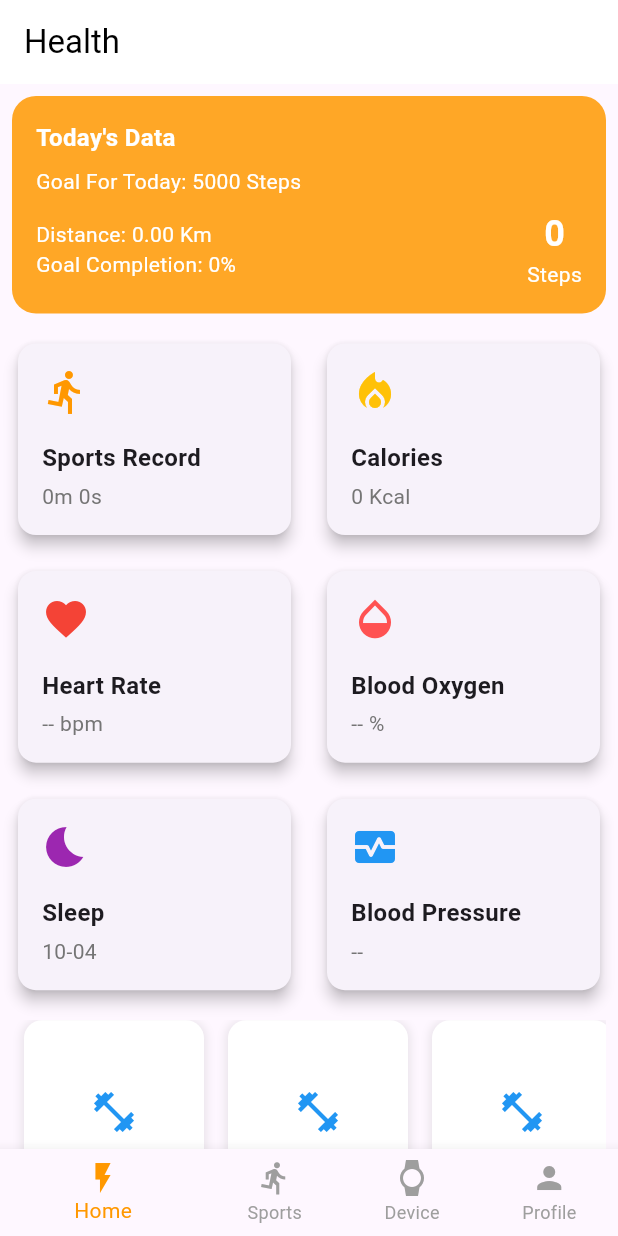
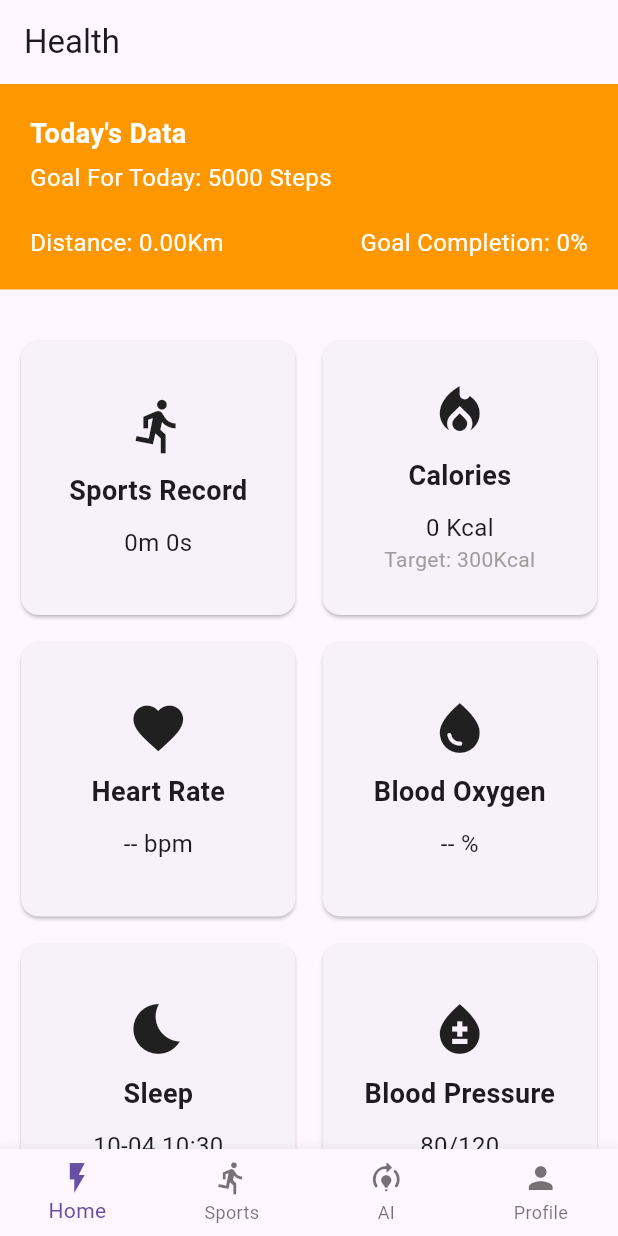
Before and after one commit to Prashanna0013/boom, a Flutter app: the screen it shows after launch, on a phone screen of 412 x 824 dp. Run offline on Flutter 3.47's test engine with Material 3 defaults, Android fonts, the light colour scheme and no system bars.

Commit message:
first commit

```diff
--- a/lib/main.dart
+++ b/lib/main.dart
@@ -1,141 +1,53 @@
 import 'package:flutter/material.dart';
+import 'package:intl/intl.dart';
+import 'package:smartme/devicepage.dart';
+import 'package:smartme/profilepage.dart';
+import 'package:smartme/sportspage.dart'; // Import the intl package for date formatting
 
 void main() {
-  runApp(HealthDashboard());
+  runApp(MyApp());
 }
 
-class HealthDashboard extends StatelessWidget {
+class MyApp extends StatelessWidget {
   @override
   Widget build(BuildContext context) {
-    return MaterialApp(
-      debugShowCheckedModeBanner: false,
-      title: 'Health Dashboard',
-      theme: ThemeData(
-        primarySwatch: Colors.orange,
-      ),
-      home: Scaffold(
+    return MaterialApp(debugShowCheckedModeBanner: false, home: HomePage());
+  }
+}
+
+class HomePage extends StatefulWidget {
+  const HomePage({super.key});
+
+  @override
+  State<HomePage> createState() => _HomePageState();
+}
+
+class _HomePageState extends State<HomePage> {
+  int _currentIndex = 0;
+
+  // List of pages including the ProfilePage
+  final List<Widget> _pages = [
+    HealthDashboard(),
+    SportsPage(),
+    DevicePage(),
+    ProfilePage(), // Navigate to the ProfilePage
+  ];
+  @override
+  Widget build(BuildContext context) {
+    return Scaffold(
       appBar: AppBar(
         title: Text('Health'),
-          backgroundColor: Colors.white,
-          foregroundColor: Colors.black,
-          elevation: 0,
       ),
-        body: SingleChildScrollView(
-          child: Padding(
-            padding: const EdgeInsets.all(8.0),
-            child: Column(
-              children: [
-                // Today's Data Card
-                Container(
-                  padding: EdgeInsets.all(16.0),
-                  decoration: BoxDecoration(
-                    color: Colors.orange[400],
-                    borderRadius: BorderRadius.circular(16.0),
-                  ),
-                  child: Column(
-                    crossAxisAlignment: CrossAxisAlignment.start,
-                    children: [
-                      Text(
-                        "Today's Data",
-                        style: TextStyle(
-                          color: Colors.white,
-                          fontSize: 16,
-                          fontWeight: FontWeight.bold,
-                        ),
-                      ),
-                      SizedBox(height: 8.0),
-                      Text(
-                        'Goal For Today: 5000 Steps',
-                        style: TextStyle(
-                          color: Colors.white,
-                          fontSize: 14,
-                        ),
-                      ),
-                      SizedBox(height: 8.0),
-                      Row(
-                        mainAxisAlignment: MainAxisAlignment.spaceBetween,
-                        children: [
-                          Text(
-                            'Distance: 0.00 Km\nGoal Completion: 0%',
-                            style: TextStyle(
-                              color: Colors.white,
-                              fontSize: 14,
-                            ),
-                          ),
-                          Column(
-                            children: [
-                              Text(
-                                '0',
-                                style: TextStyle(
-                                  color: Colors.white,
-                                  fontSize: 24,
-                                  fontWeight: FontWeight.bold,
-                                ),
-                              ),
-                              Text(
-                                'Steps',
-                                style: TextStyle(
-                                  color: Colors.white,
-                                  fontSize: 14,
-                                ),
-                              ),
-                            ],
-                          ),
-                        ],
-                      ),
-                    ],
-                  ),
-                ),
-                SizedBox(height: 16.0),
-
-                // Grid section with tappable items
-                GridView.builder(
-                  shrinkWrap: true,
-                  physics: NeverScrollableScrollPhysics(),
-                  gridDelegate: SliverGridDelegateWithFixedCrossAxisCount(
-                    crossAxisCount: 2,
-                    childAspectRatio: 1.4,
-                    crossAxisSpacing: 16.0,
-                    mainAxisSpacing: 16.0,
-                  ),
-                  itemCount: 6,
-                  itemBuilder: (context, index) {
-                    return GestureDetector(
-                      onTap: () {
-                        // Action for each grid button
-                        print('Tapped on: $index');
+      body: _pages[_currentIndex], // Display the selected page
+      bottomNavigationBar: BottomNavigationBar(
+        type: BottomNavigationBarType.fixed,
+        currentIndex: _currentIndex,
+        onTap: (index) {
+          setState(() {
+            _currentIndex = index;
+          });
         },
-                      child: _buildGridCard(
-                        _getGridTitle(index),
-                        _getGridValue(index),
-                        _getGridIcon(index),
-                        _getGridColor(index),
-                      ),
-                    );
-                  },
-                ),
-                SizedBox(height: 16.0),
-
-                // Horizontal Exercise Suggestions Section
-                Container(
-                  height: 150.0,
-                  child: ListView.builder(
-                    scrollDirection: Axis.horizontal,
-                    itemCount: 5, // Number of exercise suggestions
-                    itemBuilder: (context, index) {
-                      return _buildExerciseSuggestionCard(
-                        'Exercise $index',
-                        Icons.fitness_center,
-                      );
-                    },
-                  ),
-                ),
-              ],
-            ),
-          ),
-        ),
-        bottomNavigationBar: BottomNavigationBar(
-          items: const <BottomNavigationBarItem>[
+        items: [
           BottomNavigationBarItem(
             icon: Icon(Icons.flash_on),
             label: 'Home',
@@ -145,168 +57,169 @@ class HealthDashboard extends StatelessWidget {
             label: 'Sports',
           ),
           BottomNavigationBarItem(
-              icon: Icon(Icons.watch),
-              label: 'Device',
+            icon: Icon(Icons.model_training_rounded),
+            label: 'AI',
           ),
           BottomNavigationBarItem(
             icon: Icon(Icons.person),
             label: 'Profile',
           ),
         ],
-          selectedItemColor: Colors.orange,
-          unselectedItemColor: Colors.grey,
-          showUnselectedLabels: true,
+      ),
+    );
+  }
+}
+
+class HealthDashboard extends StatelessWidget {
+  final List<Map<String, dynamic>> healthData = [
+    {
+      'icon': Icons.directions_run,
+      'title': 'Sports Record',
+      'data': '0m 0s',
+    },
+    {
+      'icon': Icons.local_fire_department,
+      'title': 'Calories',
+      'data': '0 Kcal',
+      'target': 'Target: 300Kcal',
+    },
+    {
+      'icon': Icons.favorite,
+      'title': 'Heart Rate',
+      'data': '-- bpm',
+      'chartData': [
+        50,
+        60,
+        70,
+        80,
+        90,
+        80,
+        70,
+        60,
+        50,
+        60,
+        70,
+        80
+      ], // Sample chart data
+    },
+    {
+      'icon': Icons.water_drop,
+      'title': 'Blood Oxygen',
+      'data': '-- %',
+    },
+    {
+      'icon': Icons.bedtime,
+      'title': 'Sleep',
+      'data': DateFormat('MM-dd HH:mm')
+          .format(DateTime.now()), // Current date and time
+    },
+    {
+      'icon': Icons.bloodtype,
+      'title': 'Blood Pressure',
+      'data': '80/120',
+    },
+  ];
+
+  @override
+  Widget build(BuildContext context) {
+    return Column(
+      children: [
+        Container(
+          padding: EdgeInsets.all(20),
+          color: Colors.orange,
+          child: Column(
+            crossAxisAlignment: CrossAxisAlignment.start,
+            children: [
+              Text(
+                "Today's Data",
+                style: TextStyle(
+                  fontSize: 18,
+                  fontWeight: FontWeight.bold,
+                  color: Colors.white,
+                ),
+              ),
+              SizedBox(height: 5),
+              Text(
+                "Goal For Today: 5000 Steps",
+                style: TextStyle(
+                  fontSize: 16,
+                  color: Colors.white,
+                ),
+              ),
+              SizedBox(height: 20),
+              Row(
+                mainAxisAlignment: MainAxisAlignment.spaceBetween,
+                children: [
+                  Text(
+                    "Distance: 0.00Km",
+                    style: TextStyle(
+                      fontSize: 16,
+                      color: Colors.white,
+                    ),
+                  ),
+                  Text(
+                    "Goal Completion: 0%",
+                    style: TextStyle(
+                      fontSize: 16,
+                      color: Colors.white,
+                    ),
+                  ),
+                ],
+              ),
+            ],
+          ),
+        ),
+        SizedBox(height: 20),
+        Expanded(
+          child: GridView.builder(
+            padding: EdgeInsets.all(10),
+            gridDelegate: SliverGridDelegateWithFixedCrossAxisCount(
+              crossAxisCount: 2, // Number of columns
+              crossAxisSpacing: 10,
+              mainAxisSpacing: 10,
+            ),
+            itemCount: healthData.length,
+            itemBuilder: (context, index) {
+              return buildHealthCard(healthData[index]);
+            },
+          ),
+        ),
+      ],
+    );
+  }
+
+  Widget buildHealthCard(Map<String, dynamic> data) {
+    return Card(
+      child: InkWell(
+        onTap: () {}, // Empty onPressed function
+        child: Padding(
+          padding: const EdgeInsets.all(20.0),
+          child: Column(
+            mainAxisAlignment: MainAxisAlignment.center,
+            children: [
+              Icon(
+                data['icon'],
+                size: 40,
+              ),
+              SizedBox(height: 10),
+              Text(
+                data['title'],
+                style: TextStyle(fontSize: 18, fontWeight: FontWeight.bold),
+              ),
+              SizedBox(height: 10),
+              Text(
+                data['data'],
+                style: TextStyle(fontSize: 16),
+              ),
+              if (data['target'] != null)
+                Text(
+                  data['target'],
+                  style: TextStyle(fontSize: 14, color: Colors.grey),
+                ),
+            ],
+          ),
         ),
       ),
     );
   }
-
-  // Helper method to build each card in the grid view
-  Widget _buildGridCard(
-      String title, String value, IconData icon, Color color) {
-    return Card(
-      shape: RoundedRectangleBorder(borderRadius: BorderRadius.circular(12)),
-      elevation: 4,
-      child: Padding(
-        padding: const EdgeInsets.all(16.0),
-        child: Column(
-          crossAxisAlignment: CrossAxisAlignment.start,
-          children: [
-            Icon(icon, color: color, size: 32.0),
-            Spacer(),
-            Text(
-              title,
-              style: TextStyle(
-                fontWeight: FontWeight.bold,
-                fontSize: 16,
-              ),
-            ),
-            SizedBox(height: 4.0),
-            Text(
-              value,
-              style: TextStyle(
-                fontSize: 14,
-                color: Colors.grey[600],
-              ),
-            ),
-          ],
-        ),
-      ),
-    );
 }
-
-  // Helper method to build exercise suggestion cards
-  Widget _buildExerciseSuggestionCard(String exerciseName, IconData icon) {
-    return Container(
-      width: 120.0,
-      margin: EdgeInsets.symmetric(horizontal: 8.0),
-      decoration: BoxDecoration(
-        color: Colors.white,
-        borderRadius: BorderRadius.circular(12.0),
-        boxShadow: [
-          BoxShadow(
-            color: Colors.grey.withOpacity(0.2),
-            spreadRadius: 2,
-            blurRadius: 4,
-            offset: Offset(0, 2),
-          ),
-        ],
-      ),
-      child: Padding(
-        padding: const EdgeInsets.all(16.0),
-        child: Column(
-          mainAxisAlignment: MainAxisAlignment.center,
-          children: [
-            Icon(icon, color: Colors.blue, size: 32.0),
-            SizedBox(height: 8.0),
-            Text(
-              exerciseName,
-              textAlign: TextAlign.center,
-              style: TextStyle(
-                fontWeight: FontWeight.bold,
-                fontSize: 14,
-              ),
-            ),
-          ],
-        ),
-      ),
-    );
-  }
-
-  // Methods to get grid details for each index
-  String _getGridTitle(int index) {
-    switch (index) {
-      case 0:
-        return 'Sports Record';
-      case 1:
-        return 'Calories';
-      case 2:
-        return 'Heart Rate';
-      case 3:
-        return 'Blood Oxygen';
-      case 4:
-        return 'Sleep';
-      case 5:
-        return 'Blood Pressure';
-      default:
-        return '';
-    }
-  }
-
-  String _getGridValue(int index) {
-    switch (index) {
-      case 0:
-        return '0m 0s';
-      case 1:
-        return '0 Kcal';
-      case 2:
-        return '-- bpm';
-      case 3:
-        return '-- %';
-      case 4:
-        return '10-04';
-      case 5:
-        return '--';
-      default:
-        return '';
-    }
-  }
-
-  IconData _getGridIcon(int index) {
-    switch (index) {
-      case 0:
-        return Icons.directions_run;
-      case 1:
-        return Icons.local_fire_department;
-      case 2:
-        return Icons.favorite;
-      case 3:
-        return Icons.opacity;
-      case 4:
-        return Icons.bedtime;
-      case 5:
-        return Icons.monitor_heart;
-      default:
-        return Icons.help_outline;
-    }
-  }
-
-  Color _getGridColor(int index) {
-    switch (index) {
-      case 0:
-        return Colors.orange;
-      case 1:
-        return Colors.amber;
-      case 2:
-        return Colors.red;
-      case 3:
-        return Colors.redAccent;
-      case 4:
-        return Colors.purple;
-      case 5:
-        return Colors.blue;
-      default:
-        return Colors.grey;
-    }
-  }
-}
--- a/pubspec.yaml
+++ b/pubspec.yaml
@@ -35,6 +35,7 @@ dependencies:
   # The following adds the Cupertino Icons font to your application.
   # Use with the CupertinoIcons class for iOS style icons.
   cupertino_icons: ^1.0.8
+  intl: ^0.19.0
 
 dev_dependencies:
   flutter_test:
```
Also changed, not shown: lib/devicepage.dart (added, +88 -0 lines), lib/profilepage.dart (added, +61 -0 lines), lib/sportspage.dart (added, +37 -0 lines), 1 other file. Lines whose indentation alone changed are shown as unchanged.
